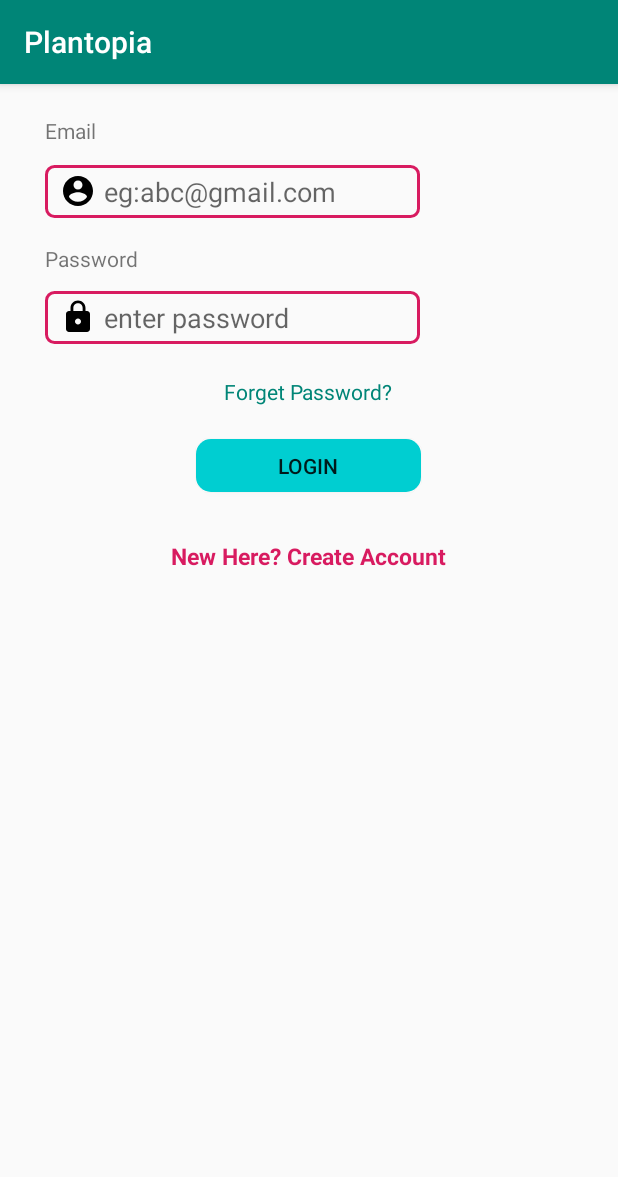
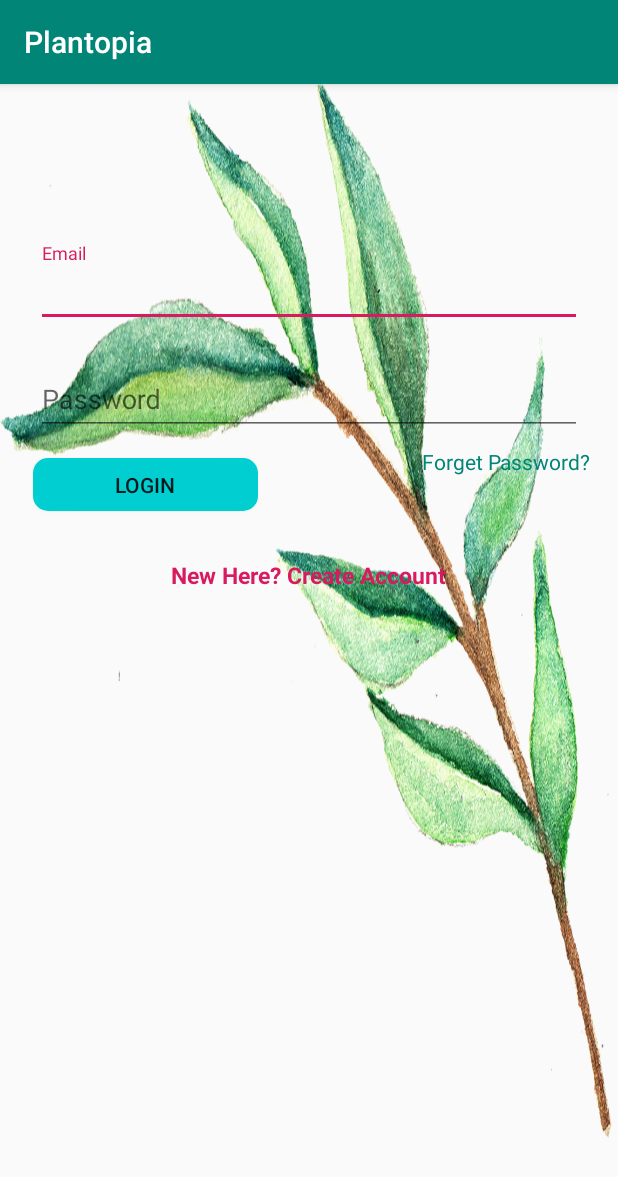
Before and after one commit to Tarun-Methwani/plantopia-app, an Android app: the screen it shows after launch (MainActivity), on a phone screen of 412 x 824 dp. Shown: the top 1177 px of the screen. Run offline under Robolectric (Android 15) with nearby library versions, the phone set to English and light mode, and no system bars; our stand-ins replace Firebase (no records; nobody signed in at launch, a user with empty details on screens opened directly).

Commit message:
final changes

```diff
--- a/app/src/main/java/com/plantopia/plantopia/MainActivity.java
+++ b/app/src/main/java/com/plantopia/plantopia/MainActivity.java
@@ -36,8 +36,8 @@ public class MainActivity extends AppCompatActivity {
 
         etEmail=(EditText)findViewById(R.id.etEmail);
         etPassword=(EditText)findViewById(R.id.etPassword);
-        tvEmail=(TextView)findViewById(R.id.tvEmail);
-        tvPassword=(TextView)findViewById(R.id.tvPassword);
+       // tvEmail=(TextView)findViewById(R.id.tvEmail);
+        //tvPassword=(TextView)findViewById(R.id.tvPassword);
         tvForgetPassword=(TextView)findViewById(R.id.tvForgetPassword);
         tvCreateAccount=(TextView)findViewById(R.id.tvCreateAccount);
         btnLogin=(Button)findViewById(R.id.btnLogin);
--- a/app/src/main/java/com/plantopia/plantopia/SignupActivity.java
+++ b/app/src/main/java/com/plantopia/plantopia/SignupActivity.java
@@ -6,6 +6,7 @@ import android.support.v7.app.AppCompatActivity;
 import android.os.Bundle;
 import android.util.Patterns;
 import android.view.View;
+import android.view.Window;
 import android.widget.Button;
 import android.widget.EditText;
 import android.widget.ProgressBar;
@@ -35,8 +36,8 @@ public class SignupActivity extends AppCompatActivity {
 
         etEmailSign=(EditText)findViewById(R.id.etEmailSign);
         etPasswordSign=(EditText)findViewById(R.id.etPasswordSign);
-        tvEmailSign=(TextView)findViewById(R.id.tvEmailSign);
-        tvPasswordSign=(TextView)findViewById(R.id.tvPasswordSign);
+        //tvEmailSign=(TextView)findViewById(R.id.tvEmailSign);
+        //tvPasswordSign=(TextView)findViewById(R.id.tvPasswordSign);
         btnCreateAccount=(Button)findViewById(R.id.btnCreateAccount);
         pbCreate=(ProgressBar)findViewById(R.id.pbCreate);
         pbCreate.setVisibility(View.GONE);
--- a/app/src/main/res/layout/activity_main.xml
+++ b/app/src/main/res/layout/activity_main.xml
@@ -5,73 +5,64 @@
     android:id="@+id/activity_main"
     android:layout_width="match_parent"
     android:layout_height="match_parent"
+    android:background="@drawable/back"
     tools:context="com.plantopia.plantopia.MainActivity">
 
+    <LinearLayout
+        android:layout_width="match_parent"
+        android:layout_height="wrap_content"
+        android:layout_alignParentStart="true"
+        android:layout_alignParentTop="true"
+        android:layout_marginStart="0dp"
+        android:layout_marginTop="42dp"
+        android:orientation="vertical"
+        android:paddingLeft="24dp"
+        android:paddingTop="56dp"
+        android:paddingRight="24dp">
 
-    <TextView
-        android:id="@+id/tvEmail"
-        android:layout_width="wrap_content"
+        <!-- Email Label -->
+        <android.support.design.widget.TextInputLayout
+            android:layout_width="match_parent"
             android:layout_height="wrap_content"
-        android:layout_alignParentLeft="true"
-        android:layout_alignParentStart="true"
-        android:layout_marginLeft="30dp"
-        android:layout_marginStart="30dp"
-        android:layout_marginTop="21dp"
-        android:text="Email" />
+            android:layout_marginTop="8dp"
+            android:layout_marginBottom="8dp">
 
             <EditText
                 android:id="@+id/etEmail"
-        android:layout_width="wrap_content"
+                android:layout_width="match_parent"
                 android:layout_height="wrap_content"
-        android:layout_alignLeft="@+id/tvEmail"
-        android:layout_alignStart="@+id/tvEmail"
-        android:layout_below="@+id/tvEmail"
-        android:layout_marginTop="13dp"
-        android:background="@drawable/edit_login"
-        android:drawableLeft="@drawable/ic_account_circle_black_24dp"
-        android:drawablePadding="5dp"
-        android:ems="10"
-        android:hint="eg:abc@gmail.com"
-        android:inputType="textEmailAddress"
-        android:paddingLeft="10dp"
-        android:textColor="@color/colorPrimaryDark" />
+                android:hint="Email"
+                android:inputType="textEmailAddress" />
+        </android.support.design.widget.TextInputLayout>
 
-    <TextView
-        android:id="@+id/tvPassword"
-        android:layout_width="wrap_content"
+        <!-- Password Label -->
+        <android.support.design.widget.TextInputLayout
+            android:layout_width="match_parent"
             android:layout_height="wrap_content"
-        android:layout_alignLeft="@+id/etEmail"
-        android:layout_alignStart="@+id/etEmail"
-        android:layout_below="@+id/etEmail"
-        android:layout_marginTop="17dp"
-        android:text="Password" />
+            android:layout_marginTop="8dp"
+            android:layout_marginBottom="8dp">
 
             <EditText
                 android:id="@+id/etPassword"
-        android:layout_width="wrap_content"
+                android:layout_width="match_parent"
                 android:layout_height="wrap_content"
-        android:layout_alignLeft="@+id/tvPassword"
-        android:layout_alignStart="@+id/tvPassword"
-        android:layout_below="@+id/tvPassword"
-        android:layout_marginTop="12dp"
-        android:background="@drawable/edit_login"
-        android:drawableLeft="@drawable/lock"
-        android:drawablePadding="5dp"
+                android:hint="Password"
+                android:inputType="textPassword" />
+        </android.support.design.widget.TextInputLayout>
 
-        android:ems="10"
-        android:hint="enter password"
-        android:inputType="textPassword"
-        android:paddingLeft="10dp"
-        android:text=""
-        android:textColor="@color/colorPrimaryDark" />
+    </LinearLayout>
+
 
     <TextView
         android:id="@+id/tvForgetPassword"
         android:layout_width="wrap_content"
         android:layout_height="wrap_content"
-        android:layout_below="@+id/etPassword"
-        android:layout_centerHorizontal="true"
-        android:layout_marginTop="22dp"
+        android:layout_alignParentTop="true"
+        android:layout_alignParentEnd="true"
+        android:layout_alignParentRight="true"
+        android:layout_marginTop="242dp"
+        android:layout_marginEnd="18dp"
+        android:layout_marginRight="18dp"
         android:text="Forget Password?"
         android:textColor="@color/colorPrimary" />
 
@@ -80,8 +71,11 @@
         android:layout_width="150dp"
         android:layout_height="35dp"
         android:layout_below="@+id/tvForgetPassword"
-        android:layout_centerHorizontal="true"
-        android:layout_marginTop="22dp"
+        android:layout_alignParentStart="true"
+        android:layout_alignParentLeft="true"
+        android:layout_marginStart="22dp"
+        android:layout_marginLeft="22dp"
+        android:layout_marginTop="-12dp"
         android:background="@drawable/btn_login"
         android:text="Login" />
 
@@ -102,7 +96,9 @@
         style="?android:attr/progressBarStyle"
         android:layout_width="wrap_content"
         android:layout_height="wrap_content"
-        android:layout_below="@+id/etEmail"
-        android:layout_centerHorizontal="true" />
+        android:layout_alignParentBottom="true"
+        android:layout_marginEnd="28dp"
+        android:layout_marginBottom="118dp"
+        android:layout_toStartOf="@+id/tvForgetPassword" />
 
 </RelativeLayout>
```
Also changed, not shown: app/src/main/res/layout/activity_signup.xml (+42 -52 lines), app/src/main/res/drawable/back.png (added). Lines whose indentation alone changed are shown as unchanged.
